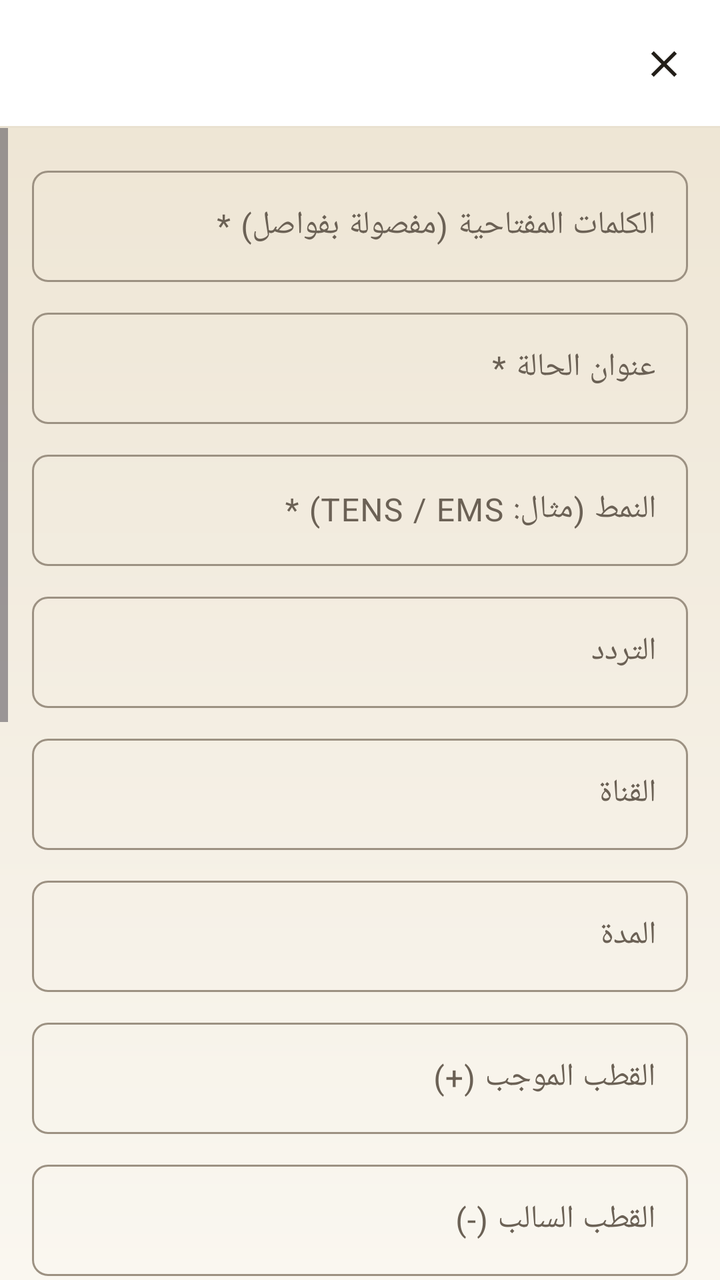
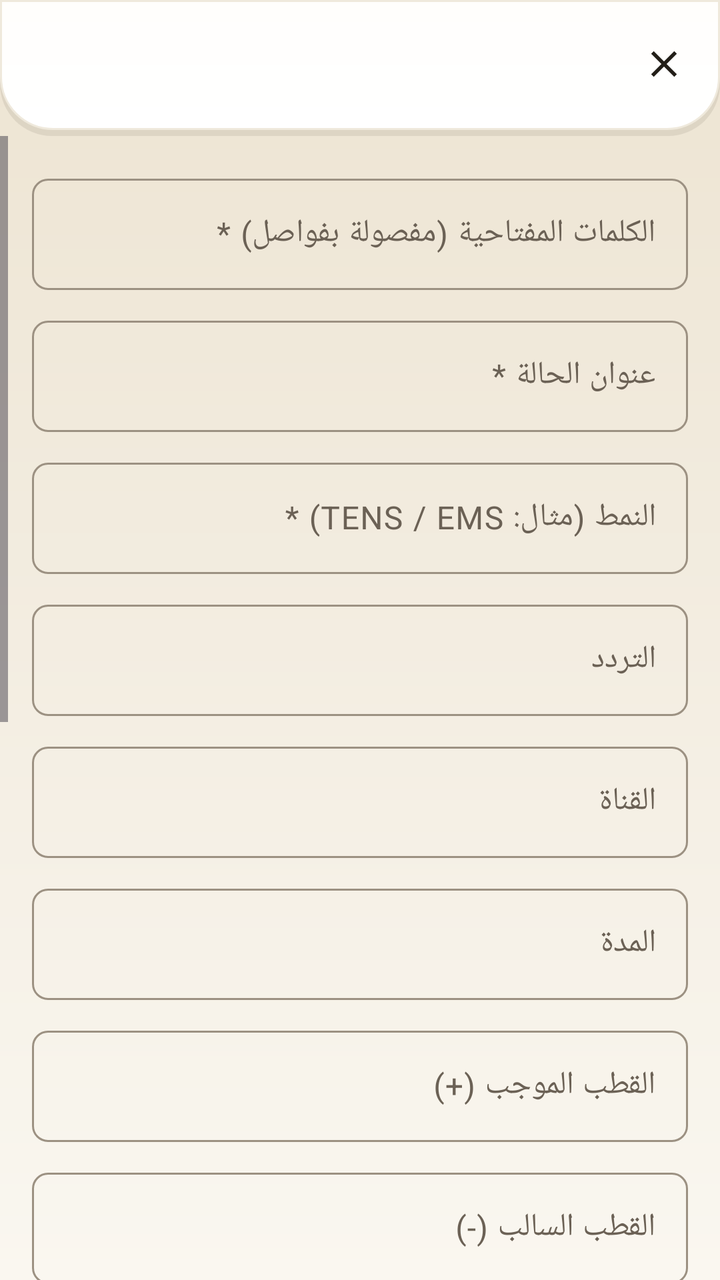

The first picture is an Android layout as it rendered before a commit; the second is the same layout after the commit. The layout source and the unified diff follow.
<!-- AndroidManifest.xml: application theme Theme.ClinicalMaster -->
<!-- res/layout/activity_add_edit.xml -->
<?xml version="1.0" encoding="utf-8"?>
<LinearLayout xmlns:android="http://schemas.android.com/apk/res/android"
    xmlns:app="http://schemas.android.com/apk/res-auto"
    android:layout_width="match_parent"
    android:layout_height="match_parent"
    android:background="@drawable/bg_app_gradient"
    android:orientation="vertical">

    <com.google.android.material.appbar.MaterialToolbar
        android:id="@+id/toolbar"
        android:layout_width="match_parent"
        android:layout_height="?attr/actionBarSize"
        android:background="@drawable/bg_header_container"
        android:title="➕ إضافة حالة جديدة"
        android:titleTextColor="@color/text_primary"
        app:navigationIcon="@drawable/ic_close" />

    <ScrollView
        android:layout_width="match_parent"
        android:layout_height="match_parent">

        <LinearLayout
            android:layout_width="match_parent"
            android:layout_height="wrap_content"
            android:orientation="vertical"
            android:padding="16dp">

            <com.google.android.material.textfield.TextInputLayout
                style="@style/Widget.Material3.TextInputLayout.OutlinedBox"
                android:layout_width="match_parent"
                android:layout_height="wrap_content"
                android:layout_marginBottom="10dp"
                android:hint="الكلمات المفتاحية (مفصولة بفواصل) *">
                <com.google.android.material.textfield.TextInputEditText
                    android:id="@+id/f_keywords"
                    android:layout_width="match_parent"
                    android:layout_height="wrap_content"
                    android:textDirection="rtl" />
            </com.google.android.material.textfield.TextInputLayout>

            <com.google.android.material.textfield.TextInputLayout
                style="@style/Widget.Material3.TextInputLayout.OutlinedBox"
                android:layout_width="match_parent"
                android:layout_height="wrap_content"
                android:layout_marginBottom="10dp"
                android:hint="عنوان الحالة *">
                <com.google.android.material.textfield.TextInputEditText
                    android:id="@+id/f_title"
                    android:layout_width="match_parent"
                    android:layout_height="wrap_content"
                    android:textDirection="rtl" />
            </com.google.android.material.textfield.TextInputLayout>

            <com.google.android.material.textfield.TextInputLayout
                style="@style/Widget.Material3.TextInputLayout.OutlinedBox"
                android:layout_width="match_parent"
                android:layout_height="wrap_content"
                android:layout_marginBottom="10dp"
                android:hint="النمط (مثال: TENS / EMS) *">
                <com.google.android.material.textfield.TextInputEditText
                    android:id="@+id/f_mode"
                    android:layout_width="match_parent"
                    android:layout_height="wrap_content"
                    android:textDirection="rtl" />
            </com.google.android.material.textfield.TextInputLayout>

            <com.google.android.material.textfield.TextInputLayout
                style="@style/Widget.Material3.TextInputLayout.OutlinedBox"
                android:layout_width="match_parent"
                android:layout_height="wrap_content"
                android:layout_marginBottom="10dp"
                android:hint="التردد">
                <com.google.android.material.textfield.TextInputEditText
                    android:id="@+id/f_freq"
                    android:layout_width="match_parent"
                    android:layout_height="wrap_content"
                    android:textDirection="rtl" />
            </com.google.android.material.textfield.TextInputLayout>

            <com.google.android.material.textfield.TextInputLayout
                style="@style/Widget.Material3.TextInputLayout.OutlinedBox"
                android:layout_width="match_parent"
                android:layout_height="wrap_content"
                android:layout_marginBottom="10dp"
                android:hint="القناة">
                <com.google.android.material.textfield.TextInputEditText
                    android:id="@+id/f_channel"
                    android:layout_width="match_parent"
                    android:layout_height="wrap_content"
                    android:textDirection="rtl" />
            </com.google.android.material.textfield.TextInputLayout>

            <com.google.android.material.textfield.TextInputLayout
                style="@style/Widget.Material3.TextInputLayout.OutlinedBox"
                android:layout_width="match_parent"
                android:layout_height="wrap_content"
                android:layout_marginBottom="10dp"
                android:hint="المدة">
                <com.google.android.material.textfield.TextInputEditText
                    android:id="@+id/f_duration"
                    android:layout_width="match_parent"
                    android:layout_height="wrap_content"
                    android:textDirection="rtl" />
            </com.google.android.material.textfield.TextInputLayout>

            <com.google.android.material.textfield.TextInputLayout
                style="@style/Widget.Material3.TextInputLayout.OutlinedBox"
                android:layout_width="match_parent"
                android:layout_height="wrap_content"
                android:layout_marginBottom="10dp"
                android:hint="القطب الموجب (+)">
                <com.google.android.material.textfield.TextInputEditText
                    android:id="@+id/f_pole_pos"
                    android:layout_width="match_parent"
                    android:layout_height="wrap_content"
                    android:textDirection="rtl" />
            </com.google.android.material.textfield.TextInputLayout>

            <com.google.android.material.textfield.TextInputLayout
                style="@style/Widget.Material3.TextInputLayout.OutlinedBox"
                android:layout_width="match_parent"
                android:layout_height="wrap_content"
                android:layout_marginBottom="10dp"
                android:hint="القطب السالب (-)">
                <com.google.android.material.textfield.TextInputEditText
                    android:id="@+id/f_pole_neg"
                    android:layout_width="match_parent"
                    android:layout_height="wrap_content"
                    android:textDirection="rtl" />
            </com.google.android.material.textfield.TextInputLayout>

            <com.google.android.material.textfield.TextInputLayout
                style="@style/Widget.Material3.TextInputLayout.OutlinedBox"
                android:layout_width="match_parent"
                android:layout_height="wrap_content"
                android:layout_marginBottom="10dp"
                android:hint="الشرح الإكلينيكي *">
                <com.google.android.material.textfield.TextInputEditText
                    android:id="@+id/f_explanation"
                    android:layout_width="match_parent"
                    android:layout_height="wrap_content"
                    android:minLines="3"
                    android:gravity="top"
                    android:textDirection="rtl" />
            </com.google.android.material.textfield.TextInputLayout>

            <com.google.android.material.textfield.TextInputLayout
                style="@style/Widget.Material3.TextInputLayout.OutlinedBox"
                android:layout_width="match_parent"
                android:layout_height="wrap_content"
                android:layout_marginBottom="10dp"
                android:hint="الأعراض (اختياري)">
                <com.google.android.material.textfield.TextInputEditText
                    android:id="@+id/f_symptoms"
                    android:layout_width="match_parent"
                    android:layout_height="wrap_content"
                    android:minLines="2"
                    android:gravity="top"
                    android:textDirection="rtl" />
            </com.google.android.material.textfield.TextInputLayout>

            <com.google.android.material.textfield.TextInputLayout
                style="@style/Widget.Material3.TextInputLayout.OutlinedBox"
                android:layout_width="match_parent"
                android:layout_height="wrap_content"
                android:layout_marginBottom="10dp"
                android:hint="خطة الجلسات (اختياري)">
                <com.google.android.material.textfield.TextInputEditText
                    android:id="@+id/f_sessions_plan"
                    android:layout_width="match_parent"
                    android:layout_height="wrap_content"
                    android:minLines="2"
                    android:gravity="top"
                    android:textDirection="rtl" />
            </com.google.android.material.textfield.TextInputLayout>

            <com.google.android.material.textfield.TextInputLayout
                style="@style/Widget.Material3.TextInputLayout.OutlinedBox"
                android:layout_width="match_parent"
                android:layout_height="wrap_content"
                android:layout_marginBottom="16dp"
                android:hint="نصيحة (اختياري)">
                <com.google.android.material.textfield.TextInputEditText
                    android:id="@+id/f_tip"
                    android:layout_width="match_parent"
                    android:layout_height="wrap_content"
                    android:minLines="2"
                    android:gravity="top"
                    android:textDirection="rtl" />
            </com.google.android.material.textfield.TextInputLayout>

            <Button
                android:id="@+id/btn_submit"
                style="@style/PrimaryButton"
                android:layout_marginBottom="8dp"
                android:text="💾 حفظ الحالة" />

            <Button
                android:id="@+id/btn_cancel"
                style="@style/Widget.Material3.Button.TextButton"
                android:layout_width="match_parent"
                android:layout_height="wrap_content"
                android:layout_marginBottom="24dp"
                android:text="إلغاء"
                android:textColor="@color/text_secondary" />

        </LinearLayout>
    </ScrollView>
</LinearLayout>
<!-- resources referenced by this layout -->
<resources>
  <color name="text_primary">#231F19</color>
  <color name="text_secondary">#6B6155</color>
  <!-- drawable bg_app_gradient (drawable) -->
  <shape xmlns:android="http://schemas.android.com/apk/res/android" android:shape="rectangle">
      <gradient android:type="linear" android:angle="90"
          android:startColor="@color/bg_deep_1"
          android:centerColor="@color/bg_deep_2"
          android:endColor="@color/bg_deep_3"/>
  </shape>
  <!-- drawable bg_header_container (drawable) -->
  <layer-list xmlns:android="http://schemas.android.com/apk/res/android">
      <item>
          <shape android:shape="rectangle">
              <solid android:color="@color/glass_fill_strong"/>
          </shape>
      </item>
      <item android:height="1dp" android:gravity="bottom">
          <shape android:shape="rectangle">
              <solid android:color="@color/glass_border"/>
          </shape>
      </item>
  </layer-list>
  <color name="bg_deep_1">#FAF7F0</color>
  <color name="bg_deep_2">#F3EDE1</color>
  <color name="bg_deep_3">#EDE4D2</color>
  <color name="glass_fill_strong">#FFFFFF</color>
  <color name="glass_border">#E9E1D0</color>
  <color name="white">#FFFFFF</color>
  <color name="primary_cyan">#C96A46</color>
  <color name="primary_cyan_dark">#9C4E31</color>
  <color name="m3_primary_container">#F3DBCB</color>
  <color name="m3_on_primary_container">#5A2812</color>
  <color name="accent_violet">#4F7183</color>
  <color name="accent_violet_dark">#3A5563</color>
  <color name="m3_secondary_container">#DAE5E8</color>
  <color name="m3_on_secondary_container">#1C333B</color>
  <color name="m3_tertiary">#A8752B</color>
  <color name="m3_on_tertiary">#FFFFFF</color>
  <color name="m3_tertiary_container">#F2E2C4</color>
  <color name="m3_on_tertiary_container">#463010</color>
  <color name="bg_dark">#F3EDE1</color>
  <color name="surface_dark">#FFFEFC</color>
  <color name="m3_surface_variant">#F1EBDD</color>
  <color name="m3_on_surface_variant">#6B6155</color>
  <color name="m3_surface_container">#F1EBDD</color>
  <color name="m3_surface_container_high">#EAE2CE</color>
  <color name="m3_outline">#9C9182</color>
  <color name="m3_outline_variant">#EFE9DC</color>
  <color name="m3_error">#B5432B</color>
  <color name="m3_on_error">#FFFFFF</color>
  <color name="m3_error_container">#F5D6CB</color>
  <color name="m3_on_error_container">#591C0E</color>
  <color name="text_tertiary">#9C9182</color>
  <style name="ShapeAppearance.M3.Corner.ExtraSmall" parent="ShapeAppearance.Material3.Corner.ExtraSmall">
          <item name="cornerSize">8dp</item>
      </style>
  <style name="ShapeAppearance.M3.Corner.Small" parent="ShapeAppearance.Material3.Corner.Small">
          <item name="cornerSize">12dp</item>
      </style>
  <style name="ShapeAppearance.M3.Corner.Medium" parent="ShapeAppearance.Material3.Corner.Medium">
          <item name="cornerSize">16dp</item>
      </style>
  <style name="ShapeAppearance.M3.Corner.Large" parent="ShapeAppearance.Material3.Corner.Large">
          <item name="cornerSize">24dp</item>
      </style>
  <color name="shadow_strong">#22201208</color>
  <color name="primary_cyan_light">#E8956F</color>
  <style name="MaterialAlertDialog.ClinicalMaster.Title" parent="MaterialAlertDialog.Material3.Title.Text">
          <item name="android:textDirection">rtl</item>
          <item name="android:gravity">end</item>
      </style>
  <!-- unchanged entries left out for length: 5 -->
</resources>

<!-- the commit's change to res/layout/activity_add_edit.xml (unified diff, before → after) -->
@@ -9,10 +9,12 @@
     <com.google.android.material.appbar.MaterialToolbar
         android:id="@+id/toolbar"
         android:layout_width="match_parent"
-        android:layout_height="?attr/actionBarSize"
-        android:background="@drawable/bg_header_container"
+        android:layout_height="68dp"
+        android:background="@drawable/bg_top_bar_modern"
         android:title="➕ إضافة حالة جديدة"
         android:titleTextColor="@color/text_primary"
+        app:contentInsetStart="18dp"
+        app:contentInsetEnd="14dp"
         app:navigationIcon="@drawable/ic_close" />
 
     <ScrollView
<!-- resource entries referenced after the edit -->
@@ -9,24 +9,30 @@
           android:centerColor="@color/bg_deep_2"
           android:endColor="@color/bg_deep_3"/>
   </shape>
-  <!-- drawable bg_header_container (drawable) -->
+  <!-- drawable bg_top_bar_modern (drawable) -->
   <layer-list xmlns:android="http://schemas.android.com/apk/res/android">
-      <item>
+      <item android:top="3dp">
           <shape android:shape="rectangle">
-              <solid android:color="@color/glass_fill_strong"/>
+              <solid android:color="@color/shadow_soft"/>
+              <corners android:bottomLeftRadius="26dp" android:bottomRightRadius="26dp"/>
           </shape>
       </item>
-      <item android:height="1dp" android:gravity="bottom">
+      <item android:bottom="3dp">
           <shape android:shape="rectangle">
-              <solid android:color="@color/glass_border"/>
+              <gradient android:type="linear" android:angle="90"
+                  android:startColor="@color/glass_fill_strong" android:endColor="@color/glass_fill"/>
+              <corners android:bottomLeftRadius="26dp" android:bottomRightRadius="26dp"/>
+              <stroke android:width="1dp" android:color="@color/glass_border_soft"/>
           </shape>
       </item>
   </layer-list>
   <color name="bg_deep_1">#FAF7F0</color>
   <color name="bg_deep_2">#F3EDE1</color>
   <color name="bg_deep_3">#EDE4D2</color>
+  <color name="shadow_soft">#14201208</color>
   <color name="glass_fill_strong">#FFFFFF</color>
-  <color name="glass_border">#E9E1D0</color>
+  <color name="glass_fill">#FFFEFC</color>
+  <color name="glass_border_soft">#EFE9DC</color>
   <color name="white">#FFFFFF</color>
   <color name="primary_cyan">#C96A46</color>
   <color name="primary_cyan_dark">#9C4E31</color>
